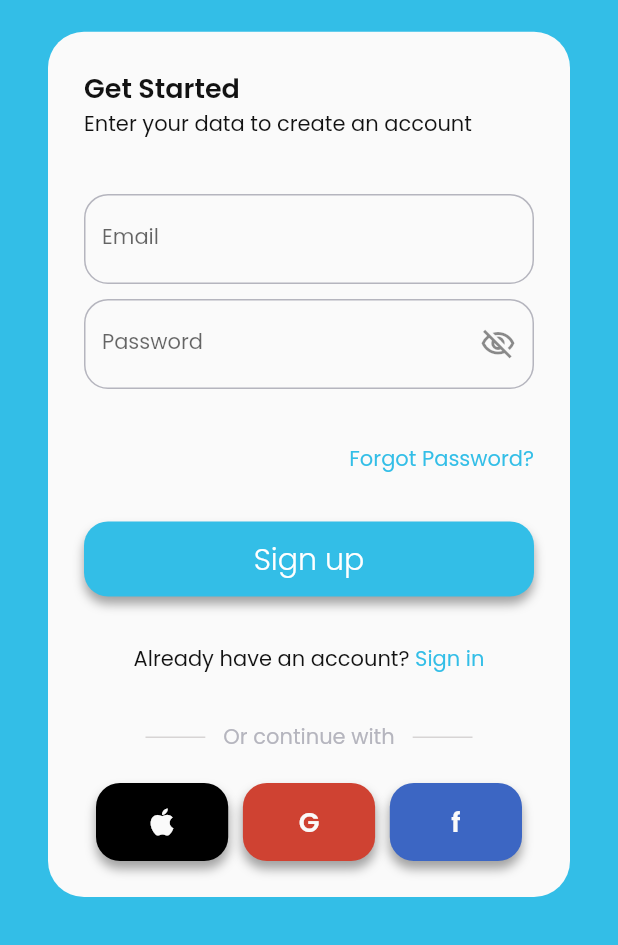
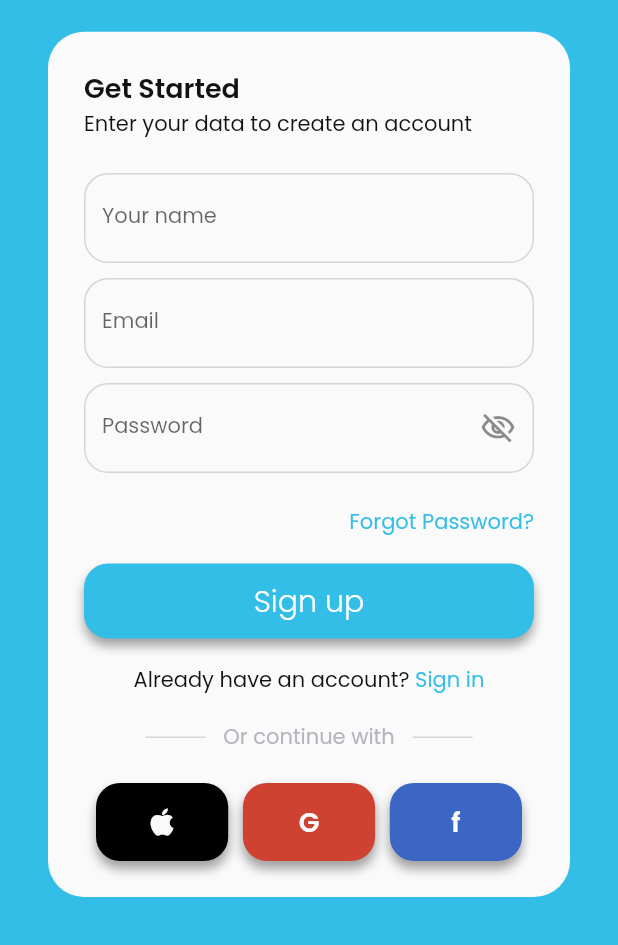
Before and after one commit to NickSigoff/Flutter-Projects-Nick, a Flutter app: the SignUpPage screen opened directly, on a phone screen of 412 x 824 dp, the part 291-1236 px from its top. Run offline on Flutter 3.47's test engine with Material 2 defaults, Android fonts, the light colour scheme and no system bars; our stand-ins replace cached_network_image, cloud_firestore, firebase_auth, firebase_core, geolocator, percent_indicator and 1 more; accounts and stored records are empty; network calls fail.

Commit message:
main borders

```diff
--- a/messenger_app/lib/pages/auth_pages/sign_in_page/widgets/text_fields_input_form_sign_in.dart
+++ b/messenger_app/lib/pages/auth_pages/sign_in_page/widgets/text_fields_input_form_sign_in.dart
@@ -1,17 +1,15 @@
 import 'package:flutter/material.dart';
 import 'package:messenger_app/pages/auth_pages/sign_in_page/widgets/input_block_sign_in_page_widget.dart';
+import 'package:messenger_app/utils/main_borders.dart';
 import 'package:messenger_app/utils/main_colors.dart';
 import 'package:messenger_app/utils/main_text_styles.dart';
 
 class TextFieldsInputFormSignIn extends StatefulWidget {
-  final OutlineInputBorder _outlineInputBorder = const OutlineInputBorder(
-      borderRadius: BorderRadius.all(Radius.circular(16)),
-      borderSide: BorderSide(color: MainColors.grey));
-
   const TextFieldsInputFormSignIn({Key? key}) : super(key: key);
 
   @override
-  State<TextFieldsInputFormSignIn> createState() => _TextFieldsSignUpPageState();
+  State<TextFieldsInputFormSignIn> createState() =>
+      _TextFieldsSignUpPageState();
 }
 
 class _TextFieldsSignUpPageState extends State<TextFieldsInputFormSignIn> {
@@ -27,11 +25,10 @@ class _TextFieldsSignUpPageState extends State<TextFieldsInputFormSignIn> {
             style: MainTextStyles.smallInputBlockStyle,
             controller: InputBlockSignInPage.emailController,
             keyboardType: TextInputType.emailAddress,
-            decoration: InputDecoration(
+            decoration: const InputDecoration(
               labelText: 'Email',
-              focusedBorder: widget._outlineInputBorder.copyWith(
-                  borderSide: const BorderSide(color: MainColors.lightBlue)),
-              enabledBorder: widget._outlineInputBorder,
+              focusedBorder: MainBorders.outlineInputBorderFocused,
+              enabledBorder: MainBorders.outlineInputBorder,
             ),
           ),
         ),
@@ -56,9 +53,8 @@ class _TextFieldsSignUpPageState extends State<TextFieldsInputFormSignIn> {
                 ),
               ),
               labelText: 'Password',
-              focusedBorder: widget._outlineInputBorder.copyWith(
-                  borderSide: const BorderSide(color: MainColors.lightBlue)),
-              enabledBorder: widget._outlineInputBorder,
+              focusedBorder: MainBorders.outlineInputBorderFocused,
+              enabledBorder: MainBorders.outlineInputBorder,
             ),
           ),
         ),
--- a/messenger_app/lib/pages/auth_pages/sign_up_page/widgets/input_block_sign_up_page.dart
+++ b/messenger_app/lib/pages/auth_pages/sign_up_page/widgets/input_block_sign_up_page.dart
@@ -3,6 +3,7 @@ import 'package:flutter/material.dart';
 import 'package:messenger_app/global_widgets/confirm_button_widget.dart';
 import 'package:messenger_app/global_widgets/social_media_authorize_widget.dart';
 import 'package:messenger_app/pages/auth_pages/sign_in_page/sign_in_page.dart';
+import 'package:messenger_app/pages/auth_pages/sign_up_page/widgets/text_fields_input_form_sign_up_page.dart';
 import 'package:messenger_app/utils/main_colors.dart';
 import 'package:messenger_app/utils/main_text_styles.dart';
 import 'package:messenger_app/utils/size_constants.dart';
@@ -42,7 +43,9 @@ class InputBlockSignUpPage extends StatelessWidget {
         mainAxisAlignment: MainAxisAlignment.spaceBetween,
         children: [
           _buildHeaderInputForm(),
-          const TextFieldsInputFormSignIn(),
+          TextFieldsInputFormSignUpPage(
+            formKey: formKey,
+          ),
           Container(
             alignment: Alignment.centerRight,
             child: Text('Forgot Password?',
--- a/messenger_app/lib/pages/auth_pages/sign_up_page/widgets/text_fields_input_form_sign_up_page.dart
+++ b/messenger_app/lib/pages/auth_pages/sign_up_page/widgets/text_fields_input_form_sign_up_page.dart
@@ -1,23 +1,21 @@
 import 'package:flutter/material.dart';
-import 'package:messenger_app/utils/main_colors.dart';
 import 'package:messenger_app/utils/main_text_styles.dart';
 
+import '../../../../utils/main_borders.dart';
 import 'input_block_sign_up_page.dart';
 
 class TextFieldsInputFormSignUpPage extends StatefulWidget {
-  final OutlineInputBorder _outlineInputBorder =  const OutlineInputBorder(
-      borderRadius: BorderRadius.all(Radius.circular(16)),
-      borderSide: BorderSide(color: MainColors.lightBlue));
   final GlobalKey formKey;
 
-  const TextFieldsInputFormSignUpPage({Key? key,required this.formKey}) : super(key: key);
+  const TextFieldsInputFormSignUpPage({Key? key, required this.formKey})
+      : super(key: key);
 
   @override
-  State<TextFieldsInputFormSignUpPage> createState() => _TextFieldsSignUpPageState();
+  State<TextFieldsInputFormSignUpPage> createState() =>
+      _TextFieldsSignUpPageState();
 }
 
 class _TextFieldsSignUpPageState extends State<TextFieldsInputFormSignUpPage> {
-
   bool _visiblePassword = true;
 
   @override
@@ -33,12 +31,10 @@ class _TextFieldsSignUpPageState extends State<TextFieldsInputFormSignUpPage> {
               style: MainTextStyles.smallInputBlockStyle,
               controller: InputBlockSignUpPage.nameController,
               keyboardType: TextInputType.name,
-              decoration: InputDecoration(
+              decoration: const InputDecoration(
                   labelText: 'Your name',
-                focusedBorder: widget._outlineInputBorder,
-                enabledBorder: widget._outlineInputBorder.copyWith(
-                    borderSide: const BorderSide(color: MainColors.grey)),
-              ),
+                  focusedBorder: MainBorders.outlineInputBorderFocused,
+                  enabledBorder: MainBorders.outlineInputBorder),
             ),
           ),
           Container(
@@ -49,11 +45,10 @@ class _TextFieldsSignUpPageState extends State<TextFieldsInputFormSignUpPage> {
               keyboardType: TextInputType.emailAddress,
               validator: (email) =>
                   email == null ? 'Enter correct email' : null,
-              decoration: InputDecoration(
+              decoration: const InputDecoration(
                 labelText: 'Email',
-                focusedBorder: widget._outlineInputBorder,
-                enabledBorder: widget._outlineInputBorder.copyWith(
-                    borderSide: const BorderSide(color: MainColors.grey)),
+                focusedBorder: MainBorders.outlineInputBorderFocused,
+                enabledBorder: MainBorders.outlineInputBorder,
               ),
             ),
           ),
@@ -81,10 +76,8 @@ class _TextFieldsSignUpPageState extends State<TextFieldsInputFormSignUpPage> {
                     ),
                   ),
                   labelText: 'Password',
-                focusedBorder: widget._outlineInputBorder,
-                enabledBorder: widget._outlineInputBorder.copyWith(
-                    borderSide: const BorderSide(color: MainColors.grey)),
-              ),
+                  focusedBorder: MainBorders.outlineInputBorderFocused,
+                  enabledBorder: MainBorders.outlineInputBorder),
             ),
           ),
         ],
--- /dev/null
+++ b/messenger_app/lib/utils/main_borders.dart
@@ -0,0 +1,14 @@
+import 'package:flutter/material.dart';
+
+import 'main_colors.dart';
+
+abstract class MainBorders {
+  static const OutlineInputBorder outlineInputBorder = OutlineInputBorder(
+      borderRadius: BorderRadius.all(Radius.circular(16)),
+      borderSide: BorderSide(color: MainColors.lightGrey));
+
+  static const OutlineInputBorder outlineInputBorderFocused =
+      OutlineInputBorder(
+          borderRadius: BorderRadius.all(Radius.circular(16)),
+          borderSide: BorderSide(color: MainColors.lightBlue));
+}
```
Lines whose indentation alone changed are shown as unchanged.
